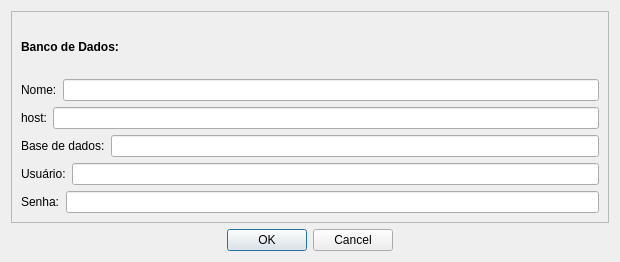
Before: the Qt Designer form configuration/configurationDialog.ui in guilhermehrn/e-spu-consulte, drawn with Qt 5.
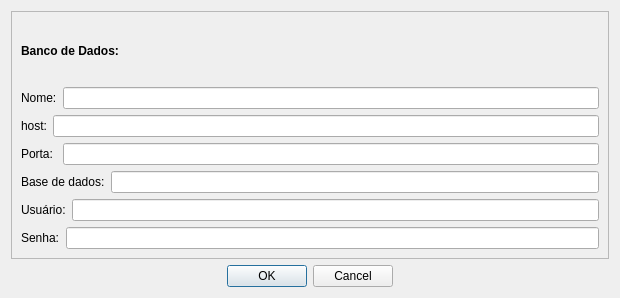
After: the same form once the commit is applied. Custom widgets are drawn as their Qt base class.

The edit to the form file:
```diff
--- a/configuration/configurationDialog.ui
+++ b/configuration/configurationDialog.ui
@@ -7,7 +7,7 @@
     <x>0</x>
     <y>0</y>
     <width>620</width>
-    <height>262</height>
+    <height>298</height>
    </rect>
   </property>
   <property name="windowTitle">
@@ -61,6 +61,20 @@
         </item>
        </layout>
       </item>
+      <item>
+       <layout class="QHBoxLayout" name="horizontalLayout_6">
+        <item>
+         <widget class="QLabel" name="label_2">
+          <property name="text">
+           <string>Porta: </string>
+          </property>
+         </widget>
+        </item>
+        <item>
+         <widget class="QLineEdit" name="port"/>
+        </item>
+       </layout>
+      </item>
       <item>
        <layout class="QHBoxLayout" name="horizontalLayout_3">
         <item>
```
Left out of the diff: 8 changed lines with no effect on the pictures.
